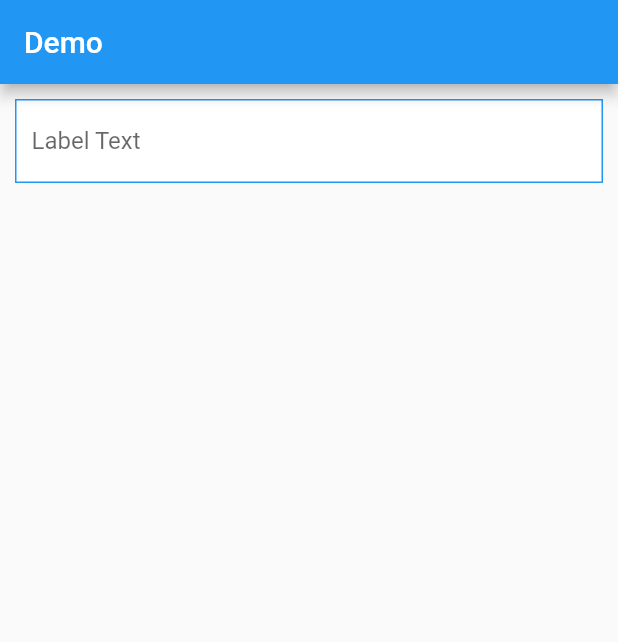
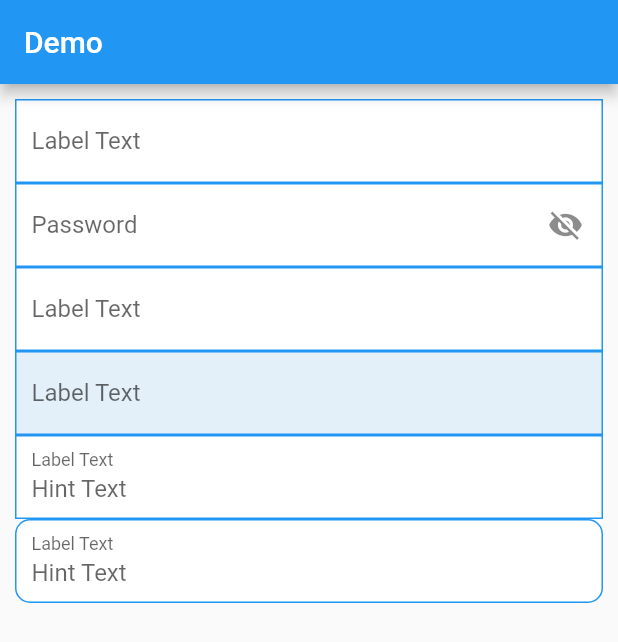
Before and after one commit to momshaddinury/input_form_field, a Flutter app: the screen it shows after launch, on a phone screen of 412 x 824 dp. Shown: the top 642 px of the screen. Run offline on Flutter 3.47's test engine with Material 2 defaults, Android fonts, the phone set to English and light mode, and no system bars.

Commit message:
chore: example added, default height changed

```diff
--- a/example/lib/main.dart
+++ b/example/lib/main.dart
@@ -30,12 +30,48 @@ class DemoScreen extends StatelessWidget {
           padding: const EdgeInsets.all(10.0),
           child: Column(
             children: [
-              /// Standard
+              /// Standard - Outlined Border
               InputFormField(
                 textEditingController: _controller,
-                height: 56,
                 labelText: "Label Text",
                 hintText: "Hint Text",
+              ),
+              /// Default Password Field
+              InputFormField(
+                textEditingController: _controller,
+                labelText: "Password",
+                hintText: "*****",
+                isPasswordField: true,
+              ),
+              /// No Border
+              InputFormField(
+                textEditingController: _controller,
+                labelText: "Label Text",
+                hintText: "Hint Text",
+                disableBorder: false,
+              ),
+              /// Filled
+              InputFormField(
+                textEditingController: _controller,
+                labelText: "Label Text",
+                hintText: "Hint Text",
+                disableBorder: false,
+                fillColor: Colors.blue.withOpacity(0.10),
+              ),
+              /// Label will always show
+              InputFormField(
+                textEditingController: _controller,
+                labelText: "Label Text",
+                hintText: "Hint Text",
+                floatingLabelBehavior: FloatingLabelBehavior.always,
+              ),
+              /// Rounded Border
+              InputFormField(
+                textEditingController: _controller,
+                labelText: "Label Text",
+                hintText: "Hint Text",
+                floatingLabelBehavior: FloatingLabelBehavior.always,
+                borderRadius: BorderRadius.circular(10),
               ),
             ],
           ),
--- a/lib/input_form_field.dart
+++ b/lib/input_form_field.dart
@@ -130,7 +130,7 @@ class _InputFormFieldState extends State<InputFormField> {
       crossAxisAlignment: CrossAxisAlignment.start,
       children: [
         Container(
-          height: widget.height ?? 48,
+          height: widget.height ?? 56,
           decoration: BoxDecoration(
             color: widget.fillColor,
             borderRadius: widget.borderRadius,
--- a/pubspec.yaml
+++ b/pubspec.yaml
@@ -1,6 +1,6 @@
 name: input_form_field
 description: Input form field is a StatefulWidget that contains a TextFormField. A convinient widget aiming to simplify complexitiy of default TextFormField widget.
-version: 0.0.1
+version: 0.0.2
 homepage: https://github.com/dinurymomshad/input_form_field
 repository: https://github.com/dinurymomshad/input_form_field
 
```
Also changed, not shown: 1 other file.
